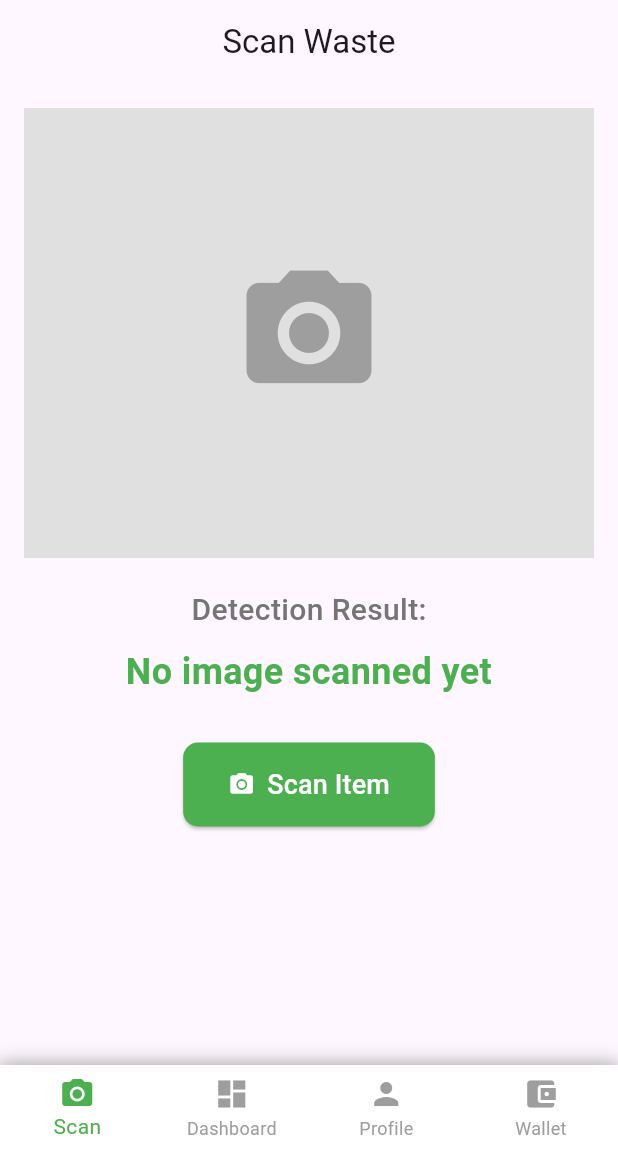
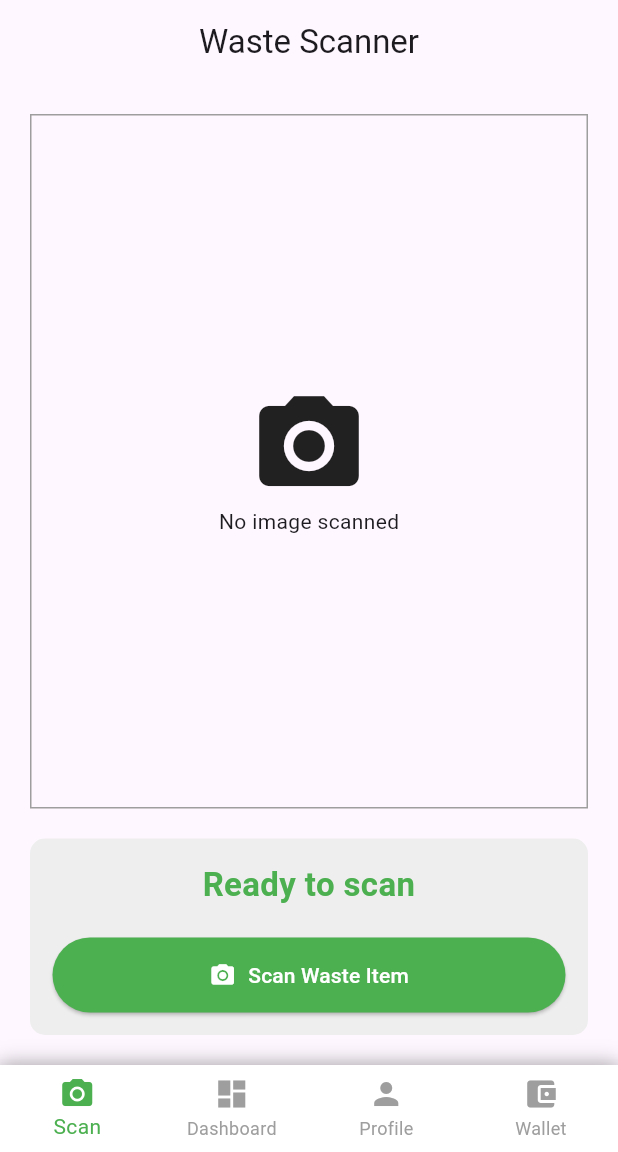
Before and after one commit to Joel-Joshy-V/RecycleWise, a Flutter app: the screen it shows after launch, on a phone screen of 412 x 824 dp, the part 84-1236 px from its top. Run offline on Flutter 3.47's test engine with Material 3 defaults, Android fonts, the phone set to English and light mode, and no system bars; our stand-ins replace image_picker; missing offline and left inert: tflite_flutter; project files that could hold a hidden picture were left out.

Commit message:
added error hling and some more UI

```diff
--- a/Desktop/universal/waste_management/lib/screens/scan_screen.dart
+++ b/Desktop/universal/waste_management/lib/screens/scan_screen.dart
@@ -4,7 +4,7 @@ import 'package:image_picker/image_picker.dart';
 import '../services/tflite_service.dart';
 
 class ScanScreen extends StatefulWidget {
-  const ScanScreen({Key? key}) : super(key: key);
+  const ScanScreen({super.key});
 
   @override
   State<ScanScreen> createState() => _ScanScreenState();
@@ -13,45 +13,56 @@ class ScanScreen extends StatefulWidget {
 class _ScanScreenState extends State<ScanScreen> {
   final ImagePicker _picker = ImagePicker();
   File? _image;
-  String _result = 'No image scanned yet';
+  String _result = 'Ready to scan';
   final TFLiteService _tfliteService = TFLiteService();
   bool _loading = false;
 
   @override
   void initState() {
     super.initState();
-    _tfliteService.loadModel();
+    _initializeModel();
   }
 
-  Future<void> _pickAndScanImage() async {
-    final XFile? pickedFile = await _picker.pickImage(source: ImageSource.camera);
-    if (pickedFile != null) {
-      setState(() => _loading = true);
+  Future<void> _initializeModel() async {
+    try {
+      await _tfliteService.loadModel();
+    } catch (e) {
+      setState(() => _result = 'Model failed to load');
+    }
+  }
+
+  Future<void> _scanImage() async {
+    final XFile? file = await _picker.pickImage(source: ImageSource.camera);
+    if (file == null) return;
+
+    setState(() {
+      _loading = true;
+      _result = 'Processing...';
+    });
 
     try {
-        File imageFile = File(pickedFile.path);
-        String label = await _tfliteService.runInference(imageFile);
-        int points = _calculatePoints(label);
+      final imageFile = File(file.path);
+      final result = await _tfliteService.runInference(imageFile);
+      final points = _calculatePoints(result);
 
       setState(() {
         _image = imageFile;
-          _result = '${label.split("(")[0]}\nPoints: $points';
+        _result = '${result.split("(")[0]}\nPoints Earned: $points';
         _loading = false;
       });
     } catch (e) {
       setState(() {
         _loading = false;
-          _result = 'Error: ${e.toString()}';
+        _result = 'Scan failed';
       });
-      }
     }
   }
 
   int _calculatePoints(String label) {
     if (label.contains('plastic')) return 10;
+    if (label.contains('e-waste')) return 20;
     if (label.contains('paper')) return 8;
     if (label.contains('organic')) return 5;
-    if (label.contains('e-waste')) return 20;
     if (label.contains('hygiene')) return 3;
     return 0;
   }
@@ -60,60 +71,66 @@ class _ScanScreenState extends State<ScanScreen> {
   Widget build(BuildContext context) {
     return Scaffold(
       appBar: AppBar(
-        title: const Text('Scan Waste'),
+        title: const Text('Waste Scanner'),
         centerTitle: true,
       ),
-      body: SingleChildScrollView(
-        padding: const EdgeInsets.all(16),
+      body: Padding(
+        padding: const EdgeInsets.all(20),
         child: Column(
-          mainAxisAlignment: MainAxisAlignment.center,
           children: [
-            _image != null
-                ? Image.file(_image!, height: 300, fit: BoxFit.cover)
+            Expanded(
+              child: _image != null
+                  ? Image.file(_image!, fit: BoxFit.cover)
                   : Container(
-                    height: 300,
-                    color: Colors.grey[300],
+                      decoration: BoxDecoration(
+                        border: Border.all(color: Colors.grey),
+                      ),
                       child: const Center(
-                      child: Icon(Icons.camera_alt, size: 100, color: Colors.grey),
+                        child: Column(
+                          mainAxisSize: MainAxisSize.min,
+                          children: [
+                            Icon(Icons.photo_camera, size: 80),
+                            Text('No image scanned'),
+                          ],
+                        ),
+                      ),
                     ),
             ),
             const SizedBox(height: 20),
+            Container(
+              padding: const EdgeInsets.all(15),
+              decoration: BoxDecoration(
+                color: Colors.grey[200],
+                borderRadius: BorderRadius.circular(10),
+              ),
+              child: Column(
+                children: [
                   _loading
                       ? const CircularProgressIndicator()
-                : Column(
-                    children: [
-                      Text(
-                        'Detection Result:',
-                        style: TextStyle(
-                          fontSize: 20,
-                          color: Colors.grey[600],
-                          fontWeight: FontWeight.w500,
-                        ),
-                      ),
-                      const SizedBox(height: 10),
-                      Text(
+                      : Text(
                           _result,
                           textAlign: TextAlign.center,
                           style: const TextStyle(
-                          fontSize: 24,
+                            fontSize: 22,
                             fontWeight: FontWeight.bold,
                             color: Colors.green,
                           ),
                         ),
-                    ],
-                  ),
-            const SizedBox(height: 30),
-            ElevatedButton.icon(
-              onPressed: _pickAndScanImage,
+                  const SizedBox(height: 20),
+                  SizedBox(
+                    width: double.infinity,
+                    child: ElevatedButton.icon(
                       icon: const Icon(Icons.camera_alt),
-              label: const Text('Scan Item', style: TextStyle(fontSize: 18)),
+                      label: const Text('Scan Waste Item'),
+                      onPressed: _scanImage,
                       style: ElevatedButton.styleFrom(
+                        padding: const EdgeInsets.symmetric(vertical: 15),
                         backgroundColor: Colors.green,
                         foregroundColor: Colors.white,
-                padding: const EdgeInsets.symmetric(horizontal: 30, vertical: 15),
-                shape: RoundedRectangleBorder(
-                  borderRadius: BorderRadius.circular(10),
                       ),
+                    ),
+                  ),
+                ],
               ),
             ),
           ],
@@ -121,4 +138,10 @@ class _ScanScreenState extends State<ScanScreen> {
       ),
     );
   }
+
+  @override
+  void dispose() {
+    _tfliteService.dispose();
+    super.dispose();
   }
+}
```
Also changed, not shown: Desktop/universal/waste_management/lib/services/tflite_service.dart (+55 -31 lines). Lines whose indentation alone changed are shown as unchanged.
